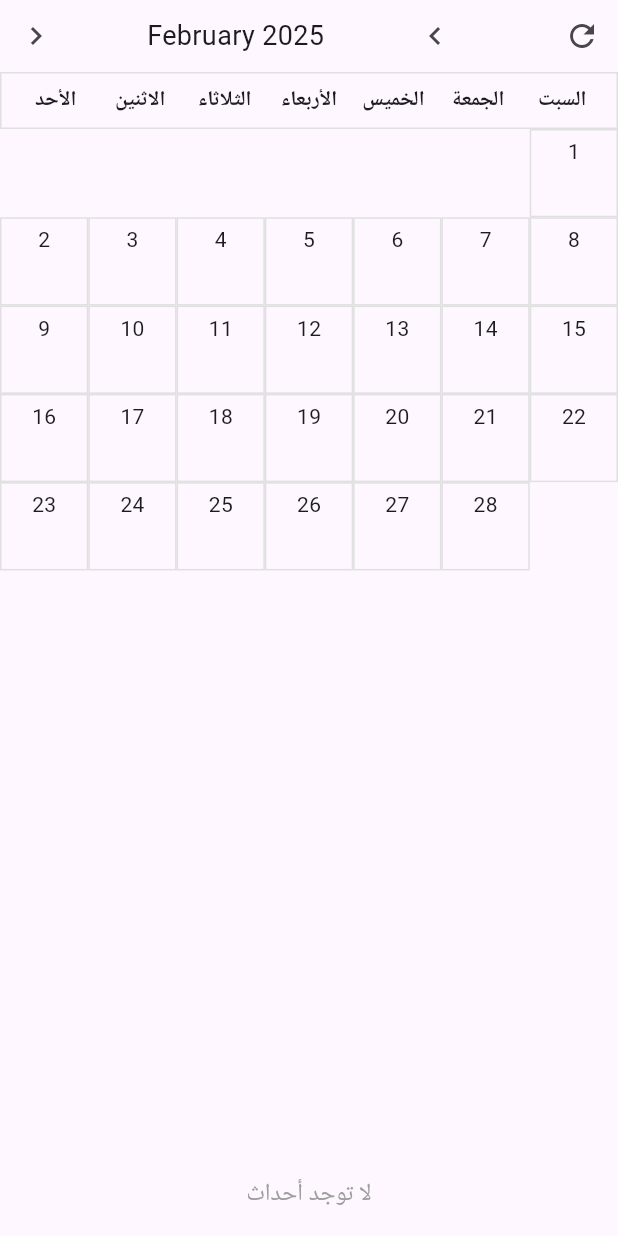
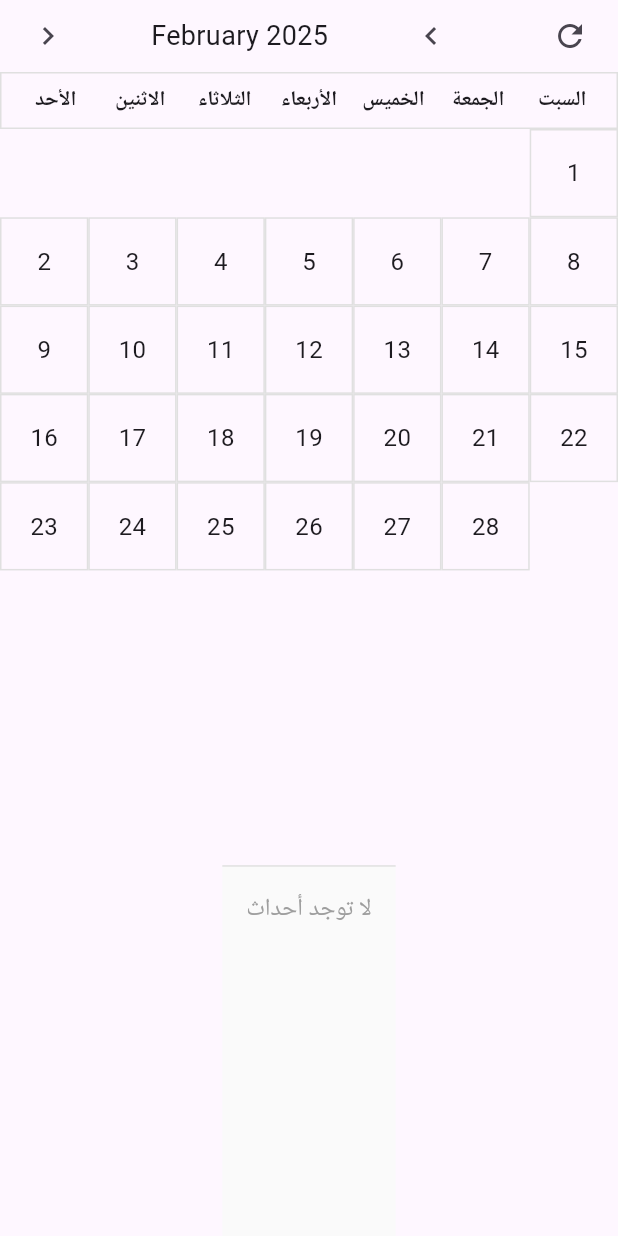
Before and after one commit to kha09/zangahApp, a Flutter app: the CalendarScreen widget shown alone on an empty page, opened directly, after a tap on the "chevron right" icon, after a tap on the "chevron left" icon, on a phone screen of 412 x 824 dp. Run offline on Flutter 3.47's test engine with Material 3 defaults, Android fonts, the phone set to English and light mode, and no system bars; missing offline and left inert: dart:html; generated files the repository leaves out were written again; network calls fail; Roboto replaces fonts that are missing (Arial).

Commit message:
working calender

```diff
--- a/lib/calendar_screen.dart
+++ b/lib/calendar_screen.dart
@@ -322,15 +322,26 @@ class CalendarScreenState extends State<CalendarScreen> {
     events.forEach((date, eventList) {
       allEvents.addAll(eventList);
     });
+    // Sort events by date
+    allEvents.sort((a, b) => a.date.compareTo(b.date));
     return allEvents;
   }
 
   @override
   Widget build(BuildContext context) {
+    return LayoutBuilder(
+      builder: (context, constraints) {
         return Column(
           children: [
+            // Calendar section (70% of height)
+            SizedBox(
+              height: constraints.maxHeight * 0.7,
+              child: Column(
+                children: [
                   // Month navigation
-        Row(
+                  Padding(
+                    padding: const EdgeInsets.symmetric(horizontal: 8.0),
+                    child: Row(
                       mainAxisAlignment: MainAxisAlignment.spaceBetween,
                       children: [
                         IconButton(
@@ -351,12 +362,33 @@ class CalendarScreenState extends State<CalendarScreen> {
                         ),
                       ],
                     ),
+                  ),
                   _buildCalendarHeader(),
                   Expanded(
                     child: _buildCalendarGrid(),
                   ),
-        _buildLegend(),
                 ],
+              ),
+            ),
+            // Events section (30% of height)
+            Container(
+              height: constraints.maxHeight * 0.3,
+              decoration: BoxDecoration(
+                color: Colors.grey[50],
+                border: Border(
+                  top: BorderSide(
+                    color: Colors.grey[300]!,
+                    width: 1,
+                  ),
+                ),
+              ),
+              child: SingleChildScrollView(
+                child: _buildLegend(),
+              ),
+            ),
+          ],
+        );
+      },
     );
   }
 
@@ -391,6 +423,7 @@ class CalendarScreenState extends State<CalendarScreen> {
     final firstWeekday = firstDayOfMonth.weekday % 7;
 
     return GridView.builder(
+      physics: const NeverScrollableScrollPhysics(),
       gridDelegate: const SliverGridDelegateWithFixedCrossAxisCount(
         crossAxisCount: 7,
         childAspectRatio: 1,
@@ -419,18 +452,19 @@ class CalendarScreenState extends State<CalendarScreen> {
               color: isSelected ? Colors.blue.withOpacity(0.1) : null,
             ),
             child: Column(
+              mainAxisAlignment: MainAxisAlignment.center,
               children: [
-                Padding(
-                  padding: const EdgeInsets.all(4),
-                  child: Text(
+                Text(
                   day.toString(),
                   style: TextStyle(
+                    fontSize: 16,
                     fontWeight: isSelected ? FontWeight.bold : FontWeight.normal,
                   ),
                 ),
-                ),
                 if (events[date]?.isNotEmpty ?? false)
-                  Wrap(
+                  Padding(
+                    padding: const EdgeInsets.only(top: 4),
+                    child: Wrap(
                       spacing: 4,
                       children: events[date]!
                           .map((event) => Container(
@@ -442,6 +476,7 @@ class CalendarScreenState extends State<CalendarScreen> {
                                 ),
                               ))
                           .toList(),
+                    ),
                   ),
               ],
             ),
@@ -466,10 +501,11 @@ class CalendarScreenState extends State<CalendarScreen> {
       );
     }
 
-    return Container(
+    return Padding(
       padding: const EdgeInsets.all(16),
       child: Column(
         crossAxisAlignment: CrossAxisAlignment.start,
+        mainAxisSize: MainAxisSize.min,
         children: [
           const Text(
             'الأحداث:',
@@ -479,13 +515,13 @@ class CalendarScreenState extends State<CalendarScreen> {
             ),
           ),
           const SizedBox(height: 8),
-          ...allEvents.map((event) => _buildLegendItem(event.name, event.color)),
+          ...allEvents.map((event) => _buildLegendItem(event)),
         ],
       ),
     );
   }
 
-  Widget _buildLegendItem(String text, Color color) {
+  Widget _buildLegendItem(Event event) {
     return Padding(
       padding: const EdgeInsets.symmetric(vertical: 4),
       child: Row(
@@ -494,12 +530,29 @@ class CalendarScreenState extends State<CalendarScreen> {
             width: 12,
             height: 12,
             decoration: BoxDecoration(
-              color: color,
+              color: event.color,
               shape: BoxShape.circle,
             ),
           ),
           const SizedBox(width: 8),
-          Text(text),
+          Expanded(
+            child: Column(
+              crossAxisAlignment: CrossAxisAlignment.start,
+              children: [
+                Text(
+                  event.name,
+                  style: const TextStyle(fontSize: 14),
+                ),
+                Text(
+                  DateFormat('yyyy/MM/dd').format(event.date),
+                  style: const TextStyle(
+                    fontSize: 12,
+                    color: Colors.grey,
+                  ),
+                ),
+              ],
+            ),
+          ),
         ],
       ),
     );
```
Lines whose indentation alone changed are shown as unchanged.
